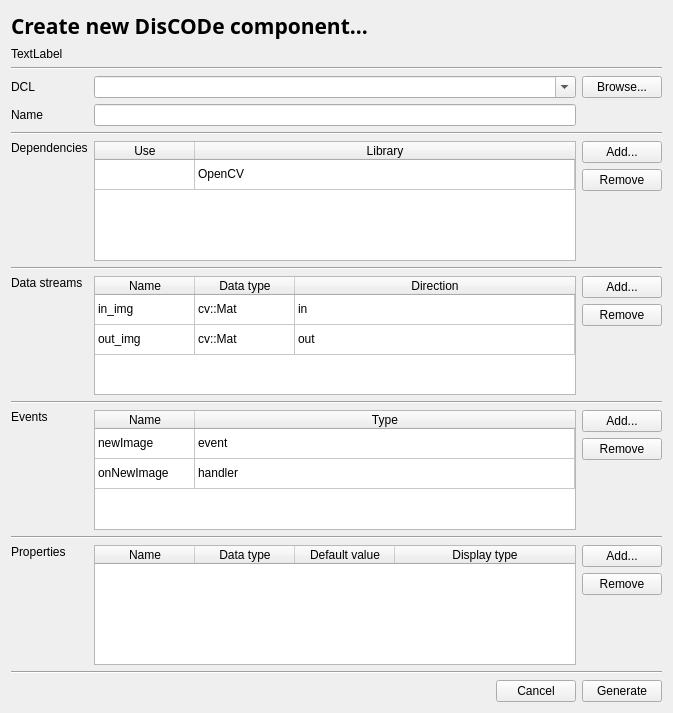
This is src/Tools/diswizard.ui in maciek-slon/DisCODe as Qt 5 draws it before an edit. The edited form follows.
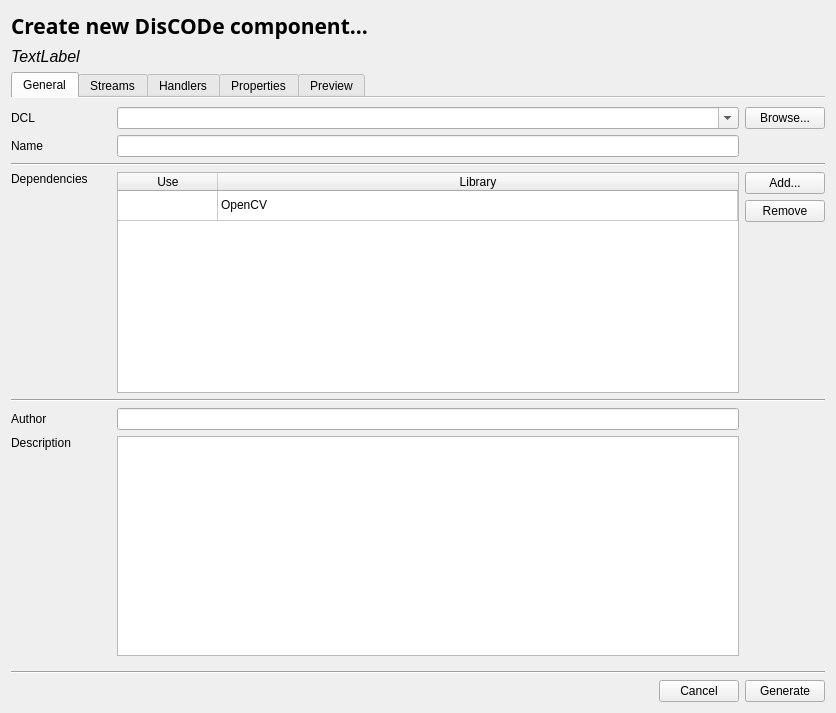
This is the edited form.

The edit to the form file:
```diff
--- a/src/Tools/diswizard.ui
+++ b/src/Tools/diswizard.ui
@@ -6,59 +6,37 @@
    <rect>
     <x>0</x>
     <y>0</y>
-    <width>673</width>
+    <width>836</width>
     <height>713</height>
    </rect>
   </property>
   <property name="windowTitle">
    <string>DisCODe wizard</string>
   </property>
-  <layout class="QGridLayout" name="gridLayout">
-   <item row="4" column="0">
-    <widget class="QLabel" name="label">
-     <property name="text">
-      <string>DCL</string>
+  <layout class="QGridLayout" name="gridLayout_2">
+   <item row="2" column="0">
+    <widget class="QTabWidget" name="tabWidget">
+     <property name="tabShape">
+      <enum>QTabWidget::Rounded</enum>
      </property>
-     <property name="alignment">
-      <set>Qt::AlignLeading|Qt::AlignLeft|Qt::AlignVCenter</set>
+     <property name="currentIndex">
+      <number>0</number>
      </property>
-    </widget>
-   </item>
-   <item row="4" column="2">
-    <widget class="QPushButton" name="btnBrowseDCL">
-     <property name="text">
-      <string>Browse...</string>
+     <property name="documentMode">
+      <bool>true</bool>
      </property>
-    </widget>
-   </item>
-   <item row="16" column="0" colspan="3">
-    <widget class="Line" name="line">
-     <property name="orientation">
-      <enum>Qt::Horizontal</enum>
-     </property>
-    </widget>
-   </item>
-   <item row="5" column="0">
-    <widget class="QLabel" name="label_2">
-     <property name="text">
-      <string>Name</string>
-     </property>
-     <property name="alignment">
-      <set>Qt::AlignLeading|Qt::AlignLeft|Qt::AlignVCenter</set>
-     </property>
-    </widget>
-   </item>
-   <item row="5" column="1">
-    <widget class="QLineEdit" name="edName"/>
-   </item>
-   <item row="6" column="0" colspan="3">
-    <widget class="Line" name="line_2">
-     <property name="orientation">
-      <enum>Qt::Horizontal</enum>
-     </property>
-    </widget>
-   </item>
-   <item row="7" column="0">
+     <widget class="QWidget" name="tab">
+      <attribute name="title">
+       <string>General</string>
+      </attribute>
+      <layout class="QGridLayout" name="gridLayout_5" columnminimumwidth="100,0,0">
+       <property name="leftMargin">
+        <number>0</number>
+       </property>
+       <property name="rightMargin">
+        <number>0</number>
+       </property>
+       <item row="3" column="0">
     <widget class="QLabel" name="label_3">
      <property name="text">
       <string>Dependencies</string>
@@ -68,7 +46,24 @@
      </property>
     </widget>
    </item>
-   <item row="7" column="1">
+       <item row="4" column="0" colspan="3">
+        <widget class="Line" name="line_6">
+         <property name="orientation">
+          <enum>Qt::Horizontal</enum>
+         </property>
+        </widget>
+       </item>
+       <item row="0" column="0">
+        <widget class="QLabel" name="label">
+         <property name="text">
+          <string>DCL</string>
+         </property>
+         <property name="alignment">
+          <set>Qt::AlignLeading|Qt::AlignLeft|Qt::AlignVCenter</set>
+         </property>
+        </widget>
+       </item>
+       <item row="3" column="1">
     <widget class="QTableWidget" name="tblDependencies">
      <attribute name="horizontalHeaderStretchLastSection">
       <bool>true</bool>
@@ -106,7 +101,10 @@
      </item>
     </widget>
    </item>
-   <item row="7" column="2">
+       <item row="1" column="1">
+        <widget class="QLineEdit" name="edName"/>
+       </item>
+       <item row="3" column="2">
     <layout class="QVBoxLayout" name="verticalLayout">
      <item>
       <widget class="QPushButton" name="btnAddDep">
@@ -137,17 +135,95 @@
      </item>
     </layout>
    </item>
-   <item row="9" column="0">
+       <item row="5" column="1">
+        <widget class="QLineEdit" name="lineEdit"/>
+       </item>
+       <item row="2" column="0" colspan="3">
+        <widget class="Line" name="line_5">
+         <property name="orientation">
+          <enum>Qt::Horizontal</enum>
+         </property>
+        </widget>
+       </item>
+       <item row="5" column="0">
+        <widget class="QLabel" name="label_10">
+         <property name="text">
+          <string>Author</string>
+         </property>
+        </widget>
+       </item>
+       <item row="0" column="1">
+        <widget class="QComboBox" name="cbDCL">
+         <property name="editable">
+          <bool>true</bool>
+         </property>
+        </widget>
+       </item>
+       <item row="1" column="0">
+        <widget class="QLabel" name="label_2">
+         <property name="text">
+          <string>Name</string>
+         </property>
+         <property name="alignment">
+          <set>Qt::AlignLeading|Qt::AlignLeft|Qt::AlignVCenter</set>
+         </property>
+        </widget>
+       </item>
+       <item row="0" column="2">
+        <widget class="QPushButton" name="btnBrowseDCL">
+         <property name="text">
+          <string>Browse...</string>
+         </property>
+        </widget>
+       </item>
+       <item row="6" column="1">
+        <widget class="QTextEdit" name="textEdit">
+         <property name="acceptRichText">
+          <bool>false</bool>
+         </property>
+        </widget>
+       </item>
+       <item row="6" column="0">
+        <widget class="QLabel" name="label_11">
+         <property name="text">
+          <string>Description</string>
+         </property>
+         <property name="alignment">
+          <set>Qt::AlignLeading|Qt::AlignLeft|Qt::AlignTop</set>
+         </property>
+        </widget>
+       </item>
+      </layout>
+     </widget>
+     <widget class="QWidget" name="tab_2">
+      <attribute name="title">
+       <string>Streams</string>
+      </attribute>
+      <layout class="QGridLayout" name="gridLayout_3" columnminimumwidth="100,0,0">
+       <property name="leftMargin">
+        <number>0</number>
+       </property>
+       <property name="rightMargin">
+        <number>0</number>
+       </property>
+       <item row="0" column="0">
     <widget class="QLabel" name="label_4">
      <property name="text">
-      <string>Data streams</string>
+          <string>Input</string>
      </property>
      <property name="alignment">
       <set>Qt::AlignLeading|Qt::AlignLeft|Qt::AlignTop</set>
      </property>
     </widget>
    </item>
-   <item row="9" column="1">
+       <item row="1" column="0" colspan="3">
+        <widget class="Line" name="line_2">
+         <property name="orientation">
+          <enum>Qt::Horizontal</enum>
+         </property>
+        </widget>
+       </item>
+       <item row="0" column="1">
     <widget class="QTableWidget" name="tblStreams">
      <attribute name="horizontalHeaderStretchLastSection">
       <bool>true</bool>
@@ -212,21 +288,7 @@
      </item>
     </widget>
    </item>
-   <item row="4" column="1">
-    <widget class="QComboBox" name="cbDCL">
-     <property name="editable">
-      <bool>true</bool>
-     </property>
-    </widget>
-   </item>
-   <item row="8" column="0" colspan="3">
-    <widget class="Line" name="line_3">
-     <property name="orientation">
-      <enum>Qt::Horizontal</enum>
-     </property>
-    </widget>
-   </item>
-   <item row="9" column="2">
+       <item row="0" column="2">
     <layout class="QVBoxLayout" name="verticalLayout_2">
      <item>
       <widget class="QPushButton" name="btnAddStream">
@@ -257,24 +319,64 @@
      </item>
     </layout>
    </item>
-   <item row="10" column="0" colspan="3">
-    <widget class="Line" name="line_4">
-     <property name="orientation">
-      <enum>Qt::Horizontal</enum>
-     </property>
-    </widget>
-   </item>
-   <item row="11" column="0">
+       <item row="2" column="0">
     <widget class="QLabel" name="label_5">
      <property name="text">
-      <string>Events</string>
+          <string>Output</string>
      </property>
      <property name="alignment">
       <set>Qt::AlignLeading|Qt::AlignLeft|Qt::AlignTop</set>
      </property>
     </widget>
    </item>
-   <item row="11" column="1">
+       <item row="2" column="1">
+        <widget class="QTableWidget" name="tableWidget"/>
+       </item>
+       <item row="2" column="2">
+        <layout class="QVBoxLayout" name="verticalLayout_5">
+         <item>
+          <widget class="QPushButton" name="pushButton">
+           <property name="text">
+            <string>Add</string>
+           </property>
+          </widget>
+         </item>
+         <item>
+          <widget class="QPushButton" name="pushButton_2">
+           <property name="text">
+            <string>Remove</string>
+           </property>
+          </widget>
+         </item>
+         <item>
+          <spacer name="verticalSpacer_5">
+           <property name="orientation">
+            <enum>Qt::Vertical</enum>
+           </property>
+           <property name="sizeHint" stdset="0">
+            <size>
+             <width>20</width>
+             <height>40</height>
+            </size>
+           </property>
+          </spacer>
+         </item>
+        </layout>
+       </item>
+      </layout>
+     </widget>
+     <widget class="QWidget" name="tab_3">
+      <attribute name="title">
+       <string>Handlers</string>
+      </attribute>
+      <layout class="QGridLayout" name="gridLayout" columnminimumwidth="100,0,0">
+       <property name="leftMargin">
+        <number>0</number>
+       </property>
+       <property name="rightMargin">
+        <number>0</number>
+       </property>
+       <item row="0" column="1">
     <widget class="QTableWidget" name="tblEvents">
      <attribute name="horizontalHeaderStretchLastSection">
       <bool>true</bool>
@@ -324,7 +426,17 @@
      </item>
     </widget>
    </item>
-   <item row="11" column="2">
+       <item row="0" column="0">
+        <widget class="QLabel" name="label_9">
+         <property name="text">
+          <string>Handlers</string>
+         </property>
+         <property name="alignment">
+          <set>Qt::AlignLeading|Qt::AlignLeft|Qt::AlignTop</set>
+         </property>
+        </widget>
+       </item>
+       <item row="0" column="2">
     <layout class="QVBoxLayout" name="verticalLayout_3">
      <item>
       <widget class="QPushButton" name="btnAddEvent">
@@ -340,6 +452,27 @@
        </property>
       </widget>
      </item>
+         <item>
+          <widget class="Line" name="line_4">
+           <property name="orientation">
+            <enum>Qt::Horizontal</enum>
+           </property>
+          </widget>
+         </item>
+         <item>
+          <widget class="QPushButton" name="pushButton_3">
+           <property name="text">
+            <string>Up</string>
+           </property>
+          </widget>
+         </item>
+         <item>
+          <widget class="QPushButton" name="pushButton_4">
+           <property name="text">
+            <string>Down</string>
+           </property>
+          </widget>
+         </item>
      <item>
       <spacer name="verticalSpacer_3">
        <property name="orientation">
@@ -355,67 +488,50 @@
      </item>
     </layout>
    </item>
-   <item row="2" column="0" colspan="3">
-    <widget class="Line" name="line_5">
+       <item row="1" column="0" colspan="3">
+        <widget class="Line" name="line_3">
      <property name="orientation">
       <enum>Qt::Horizontal</enum>
      </property>
     </widget>
    </item>
-   <item row="0" column="0" colspan="2">
-    <widget class="QLabel" name="label_6">
-     <property name="font">
-      <font>
-       <family>Trebuchet MS</family>
-       <pointsize>16</pointsize>
-       <weight>75</weight>
-       <bold>true</bold>
-      </font>
-     </property>
-     <property name="text">
-      <string>Create new DisCODe component...</string>
-     </property>
-    </widget>
-   </item>
-   <item row="1" column="0" colspan="2">
+       <item row="2" column="0">
     <widget class="QLabel" name="label_7">
      <property name="text">
-      <string>TextLabel</string>
-     </property>
-    </widget>
-   </item>
-   <item row="17" column="0" colspan="3">
-    <layout class="QHBoxLayout" name="horizontalLayout">
-     <item>
-      <spacer name="horizontalSpacer">
-       <property name="orientation">
-        <enum>Qt::Horizontal</enum>
-       </property>
-       <property name="sizeHint" stdset="0">
-        <size>
-         <width>40</width>
-         <height>20</height>
-        </size>
-       </property>
-      </spacer>
-     </item>
-     <item>
-      <widget class="QPushButton" name="btnCancel">
-       <property name="text">
-        <string>Cancel</string>
-       </property>
-      </widget>
-     </item>
-     <item>
-      <widget class="QPushButton" name="btnGenerate">
-       <property name="text">
-        <string>Generate</string>
-       </property>
-      </widget>
-     </item>
-    </layout>
-   </item>
-   <item row="13" column="1">
+          <string>Triggers</string>
+         </property>
+         <property name="alignment">
+          <set>Qt::AlignLeading|Qt::AlignLeft|Qt::AlignTop</set>
+         </property>
+        </widget>
+       </item>
+       <item row="2" column="1">
+        <widget class="QTableWidget" name="tableWidget_2"/>
+       </item>
+      </layout>
+     </widget>
+     <widget class="QWidget" name="tab_4">
+      <attribute name="title">
+       <string>Properties</string>
+      </attribute>
+      <layout class="QGridLayout" name="gridLayout_4" columnminimumwidth="100,0,0">
+       <property name="leftMargin">
+        <number>0</number>
+       </property>
+       <property name="rightMargin">
+        <number>0</number>
+       </property>
+       <item row="0" column="0">
+        <widget class="QLabel" name="label_8">
+         <property name="text">
+          <string>Properties</string>
+         </property>
+         <property name="alignment">
+          <set>Qt::AlignLeading|Qt::AlignLeft|Qt::AlignTop</set>
+         </property>
+        </widget>
+       </item>
+       <item row="0" column="1">
     <widget class="QTableWidget" name="tblProps">
      <attribute name="horizontalHeaderDefaultSectionSize">
       <number>100</number>
@@ -454,14 +570,7 @@
      </column>
     </widget>
    </item>
-   <item row="12" column="0" colspan="3">
-    <widget class="Line" name="line_6">
-     <property name="orientation">
-      <enum>Qt::Horizontal</enum>
-     </property>
-    </widget>
-   </item>
-   <item row="13" column="2">
+       <item row="0" column="2">
     <layout class="QVBoxLayout" name="verticalLayout_4">
      <item>
       <widget class="QPushButton" name="btnAddProp">
@@ -492,13 +601,78 @@
      </item>
     </layout>
    </item>
-   <item row="13" column="0">
-    <widget class="QLabel" name="label_8">
+      </layout>
+     </widget>
+     <widget class="QWidget" name="tab_5">
+      <attribute name="title">
+       <string>Preview</string>
+      </attribute>
+     </widget>
+    </widget>
+   </item>
+   <item row="3" column="0">
+    <widget class="Line" name="line">
+     <property name="orientation">
+      <enum>Qt::Horizontal</enum>
+     </property>
+    </widget>
+   </item>
+   <item row="4" column="0">
+    <layout class="QHBoxLayout" name="horizontalLayout">
+     <item>
+      <spacer name="horizontalSpacer">
+       <property name="orientation">
+        <enum>Qt::Horizontal</enum>
+       </property>
+       <property name="sizeHint" stdset="0">
+        <size>
+         <width>40</width>
+         <height>20</height>
+        </size>
+       </property>
+      </spacer>
+     </item>
+     <item>
+      <widget class="QPushButton" name="btnCancel">
      <property name="text">
-      <string>Properties</string>
-     </property>
-     <property name="alignment">
-      <set>Qt::AlignLeading|Qt::AlignLeft|Qt::AlignTop</set>
+        <string>Cancel</string>
+       </property>
+      </widget>
+     </item>
+     <item>
+      <widget class="QPushButton" name="btnGenerate">
+       <property name="text">
+        <string>Generate</string>
+       </property>
+      </widget>
+     </item>
+    </layout>
+   </item>
+   <item row="0" column="0">
+    <widget class="QLabel" name="label_6">
+     <property name="font">
+      <font>
+       <family>Trebuchet MS</family>
+       <pointsize>16</pointsize>
+       <weight>75</weight>
+       <bold>true</bold>
+      </font>
+     </property>
+     <property name="text">
+      <string>Create new DisCODe component...</string>
+     </property>
+    </widget>
+   </item>
+   <item row="1" column="0">
+    <widget class="QLabel" name="label_12">
+     <property name="font">
+      <font>
+       <pointsize>12</pointsize>
+       <italic>true</italic>
+      </font>
+     </property>
+     <property name="text">
+      <string>TextLabel</string>
      </property>
     </widget>
    </item>
```
Lines whose indentation alone changed are shown as unchanged.
